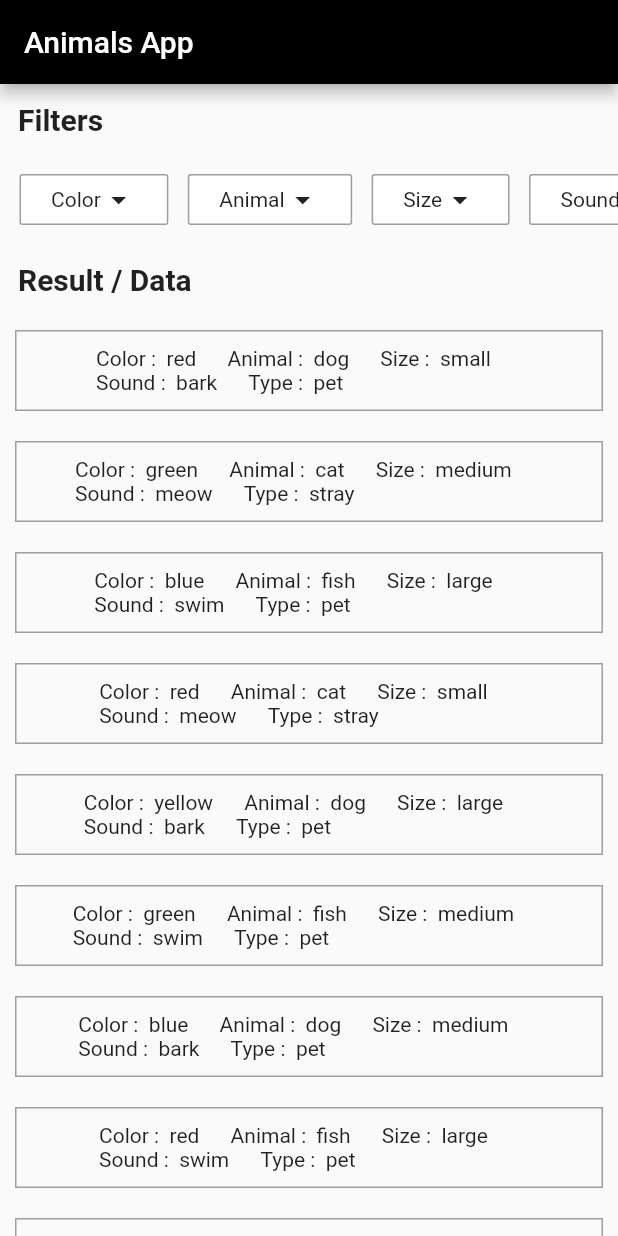
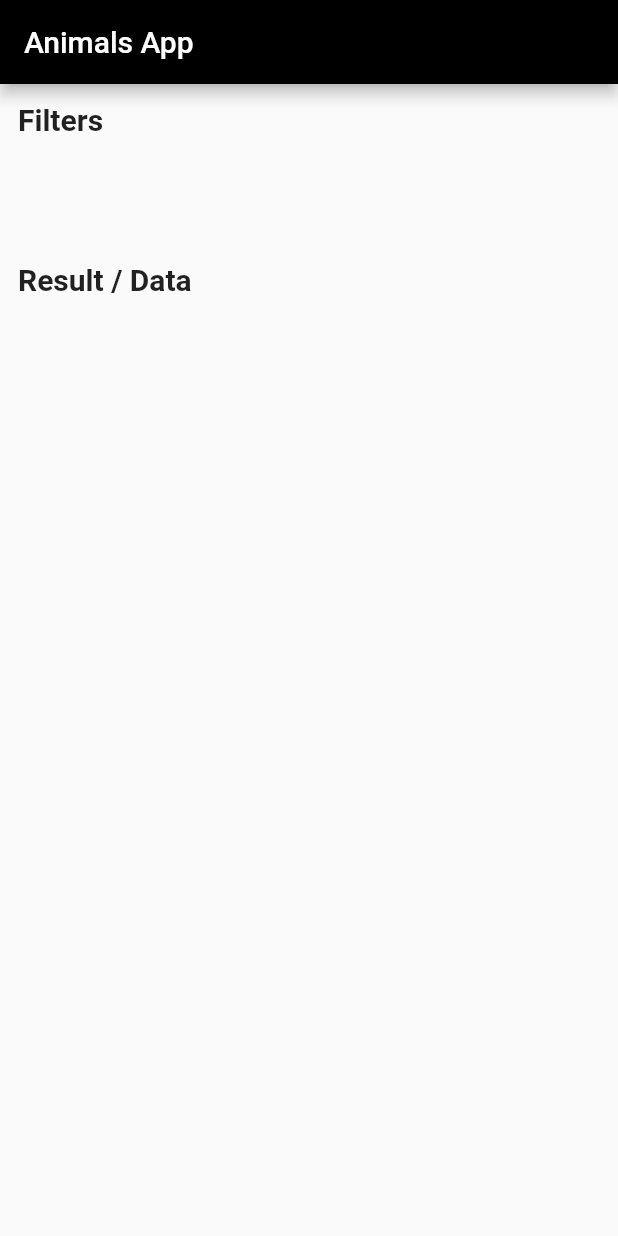
Before and after one commit to hussainint/DataFilters, a Flutter app: the screen it shows after launch, on a phone screen of 412 x 824 dp. Run offline on Flutter 3.47's test engine with Material 2 defaults, Android fonts, the phone set to English and light mode, and no system bars.

Commit message:
bug fixes

```diff
--- a/example/lib/main.dart
+++ b/example/lib/main.dart
@@ -26,26 +26,26 @@ class MyHomePage extends StatefulWidget {
 
 class _MyHomePageState extends State<MyHomePage> {
   List<List> data = [
-    ['red', 'dog', 'small', 'bark', 'pet'],
-    ['green', 'cat', 'medium', 'meow', 'stray'],
-    ['blue', 'fish', 'large', 'swim', 'pet'],
-    ['red', 'cat', 'small', 'meow', 'stray'],
-    ['yellow', 'dog', 'large', 'bark', 'pet'],
-    ['green', 'fish', 'medium', 'swim', 'pet'],
-    ['blue', 'dog', 'medium', 'bark', 'pet'],
-    ['red', 'fish', 'large', 'swim', 'pet'],
-    ['yellow', 'cat', 'small', 'meow', 'pet'],
-    ['green', 'dog', 'small', 'bark', 'pet'],
-    ['blue', 'cat', 'large', 'meow', 'pet'],
-    ['red', 'fish', 'medium', 'swim', 'stray'],
-    ['yellow', 'dog', 'medium', 'bark', 'pet'],
-    ['green', 'fish', 'large', 'swim', 'stray'],
-    ['blue', 'cat', 'small', 'meow', 'pet'],
-    ['red', 'dog', 'small', 'bark', 'stray'],
-    ['yellow', 'cat', 'medium', 'meow', 'pet'],
-    ['green', 'fish', 'small', 'swim', 'stray'],
-    ['blue', 'dog', 'large', 'bark', 'pet'],
-    ['pink', 'cat', 'medium', 'meow', 'pet'],
+    // ['red', 'dog', 'small', 'bark', 'pet'],
+    // ['green', 'cat', 'medium', 'meow', 'stray'],
+    // ['blue', 'fish', 'large', 'swim', 'pet'],
+    // ['red', 'cat', 'small', 'meow', 'stray'],
+    // ['yellow', 'dog', 'large', 'bark', 'pet'],
+    // ['green', 'fish', 'medium', 'swim', 'pet'],
+    // ['blue', 'dog', 'medium', 'bark', 'pet'],
+    // ['red', 'fish', 'large', 'swim', 'pet'],
+    // ['yellow', 'cat', 'small', 'meow', 'pet'],
+    // ['green', 'dog', 'small', 'bark', 'pet'],
+    // ['blue', 'cat', 'large', 'meow', 'pet'],
+    // ['red', 'fish', 'medium', 'swim', 'stray'],
+    // ['yellow', 'dog', 'medium', 'bark', 'pet'],
+    // ['green', 'fish', 'large', 'swim', 'stray'],
+    // ['blue', 'cat', 'small', 'meow', 'pet'],
+    // ['red', 'dog', 'small', 'bark', 'stray'],
+    // ['yellow', 'cat', 'medium', 'meow', 'pet'],
+    // ['green', 'fish', 'small', 'swim', 'stray'],
+    // ['blue', 'dog', 'large', 'bark', 'pet'],
+    // ['pink', 'cat', 'medium', 'meow', 'pet'],
   ];
 
   List<String> titles = ['Color', 'Animal', 'Size', 'Sound', 'Type'];
--- a/lib/src/helperFunctions/filter_Functions.dart
+++ b/lib/src/helperFunctions/filter_Functions.dart
@@ -4,6 +4,7 @@ import 'package:data_filters/src/Models/filter_model.dart';
 List<FilterModel> createFilters(List<List> data, List<String> filter_title) {
   List<FilterModel> filters = [];
 
+  if (data.isNotEmpty) {
     for (int i = 0; i < data[0].length; i++) {
       List<String> options = [];
       for (int j = 0; j < data.length; j++) {
@@ -15,6 +16,7 @@ List<FilterModel> createFilters(List<List> data, List<String> filter_title) {
       );
       filters.add(filter);
     }
+  }
 
   return filters;
 }
--- a/pubspec.yaml
+++ b/pubspec.yaml
@@ -1,6 +1,6 @@
 name: data_filters
 description: Add Filters to your existing data. Pass nested list of values and generate filters for it.
-version: 1.0.1+1
+version: 1.0.2
 homepage: https://github.com/hussainint/DataFilters
 
 environment:
```
Also changed, not shown: example/pubspec.lock, 2 other files. Lines whose indentation alone changed are shown as unchanged.
